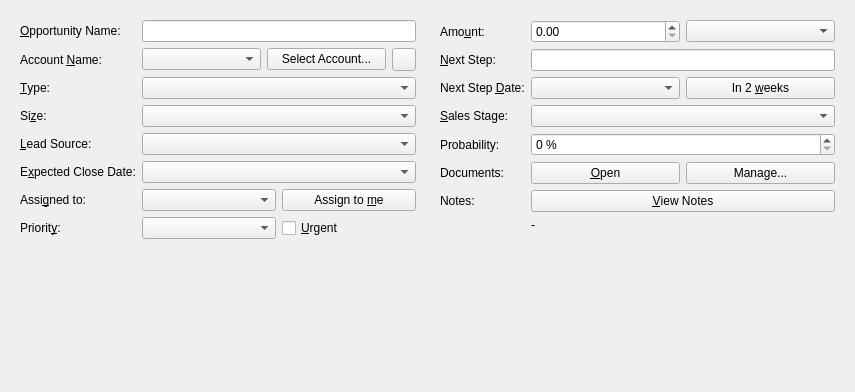
First picture: the form in client/src/details/opportunitydetails.ui, repository KDAB/FatCRM, before the edit.
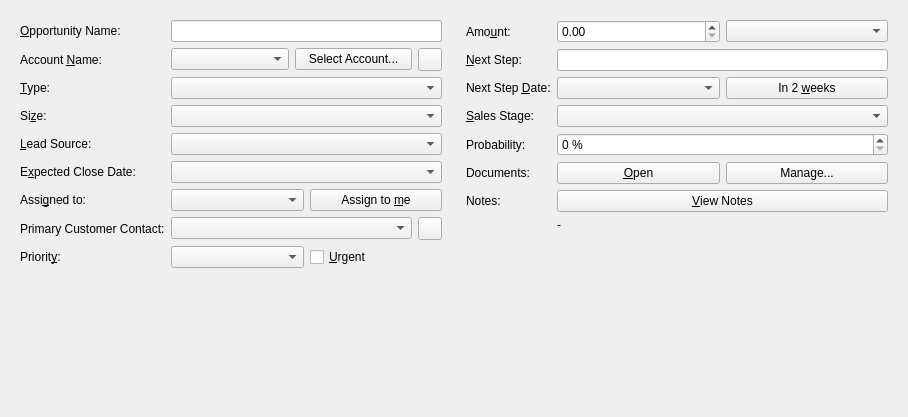
Second picture: the form after the edit. Icons and pictures are not drawn. Custom widgets are drawn as their Qt base class.

Commit message:
Implement Primary Contact for an opportunity
Fixes: FATCRM-131

```diff
--- a/client/src/details/opportunitydetails.ui
+++ b/client/src/details/opportunitydetails.ui
@@ -6,8 +6,8 @@
    <rect>
     <x>0</x>
     <y>0</y>
-    <width>855</width>
-    <height>392</height>
+    <width>908</width>
+    <height>417</height>
    </rect>
   </property>
   <property name="windowTitle">
@@ -142,7 +142,7 @@
         </item>
        </layout>
       </item>
-      <item row="7" column="0">
+      <item row="8" column="0">
        <widget class="QLabel" name="label_5">
         <property name="text">
          <string>Priorit&amp;y:</string>
@@ -152,7 +152,7 @@
         </property>
        </widget>
       </item>
-      <item row="7" column="1">
+      <item row="8" column="1">
        <layout class="QHBoxLayout" name="priorityLayout">
         <item>
          <widget class="QComboBox" name="opportunityPriority"/>
@@ -166,6 +166,28 @@
         </item>
        </layout>
       </item>
+      <item row="7" column="0">
+       <widget class="QLabel" name="label_15">
+        <property name="text">
+         <string>Primary Customer Contact:</string>
+        </property>
+       </widget>
+      </item>
+      <item row="7" column="1">
+       <layout class="QHBoxLayout" name="contactLayout">
+        <item>
+         <widget class="QComboBox" name="primary_contact_id"/>
+        </item>
+        <item>
+         <widget class="QToolButton" name="buttonOpenContact">
+          <property name="icon">
+           <iconset theme="document-open">
+            <normaloff>.</normaloff>.</iconset>
+          </property>
+         </widget>
+        </item>
+       </layout>
+      </item>
      </layout>
     </widget>
    </item>
```
The commit also changes 24 other files.
